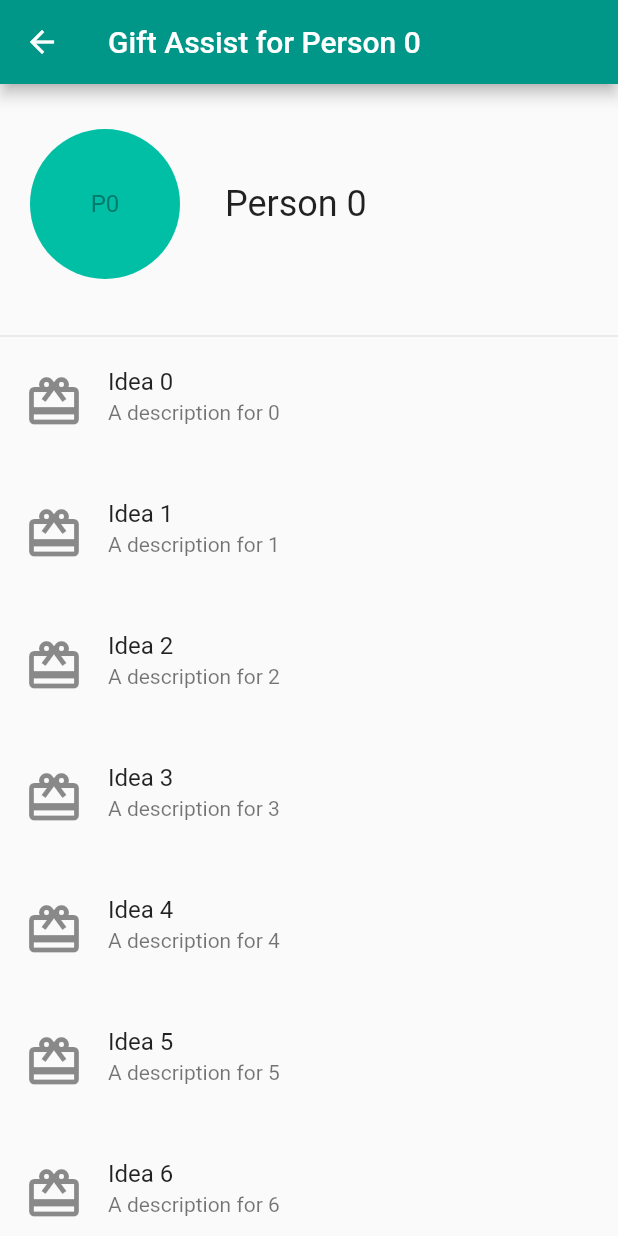
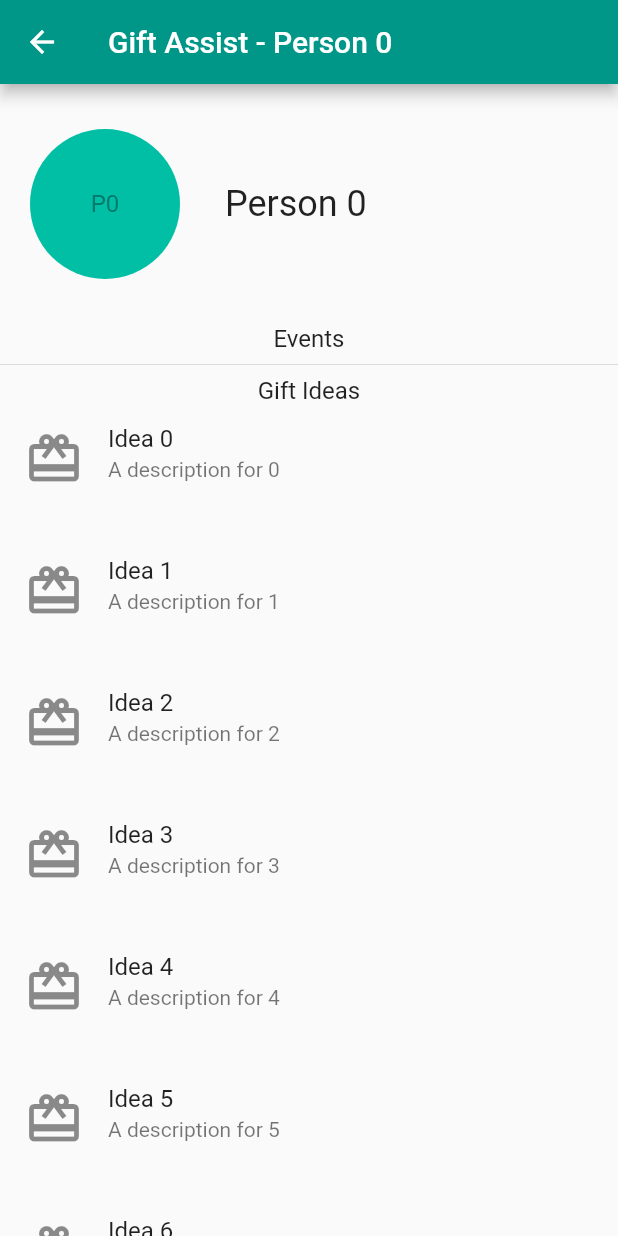
Before and after one commit to dran5447/GiftAssist, a Flutter app: the screen it shows after launch, after a tap on an icon or button, on a phone screen of 412 x 824 dp. Run offline on Flutter 3.47's test engine with Material 2 defaults, Android fonts, the phone set to English and light mode, and no system bars.

Commit message:
minor fixes person page

```diff
--- a/lib/personpage.dart
+++ b/lib/personpage.dart
@@ -29,7 +29,7 @@ class _IdeasState extends State<PersonPage> {
   Widget build(BuildContext context) {
     return Scaffold(
       appBar: AppBar(
-        title: Text('Gift Assist for ' + widget.personName),
+        title: Text('Gift Assist - ' + widget.personName),
       ),
       body: Column(
         mainAxisAlignment: MainAxisAlignment.start,
@@ -54,8 +54,18 @@ class _IdeasState extends State<PersonPage> {
               ],
             ),
           ),
+          Text(
+            'Events',
+            style: Theme.of(context).textTheme.subhead,
+          ),
+
           //TODO add key dates section here
+
           Divider(),
+          Text(
+            'Gift Ideas',
+            style: Theme.of(context).textTheme.subhead,
+          ),
           new Expanded(
             child: ListView.builder(
               itemCount: todos.length,
```
